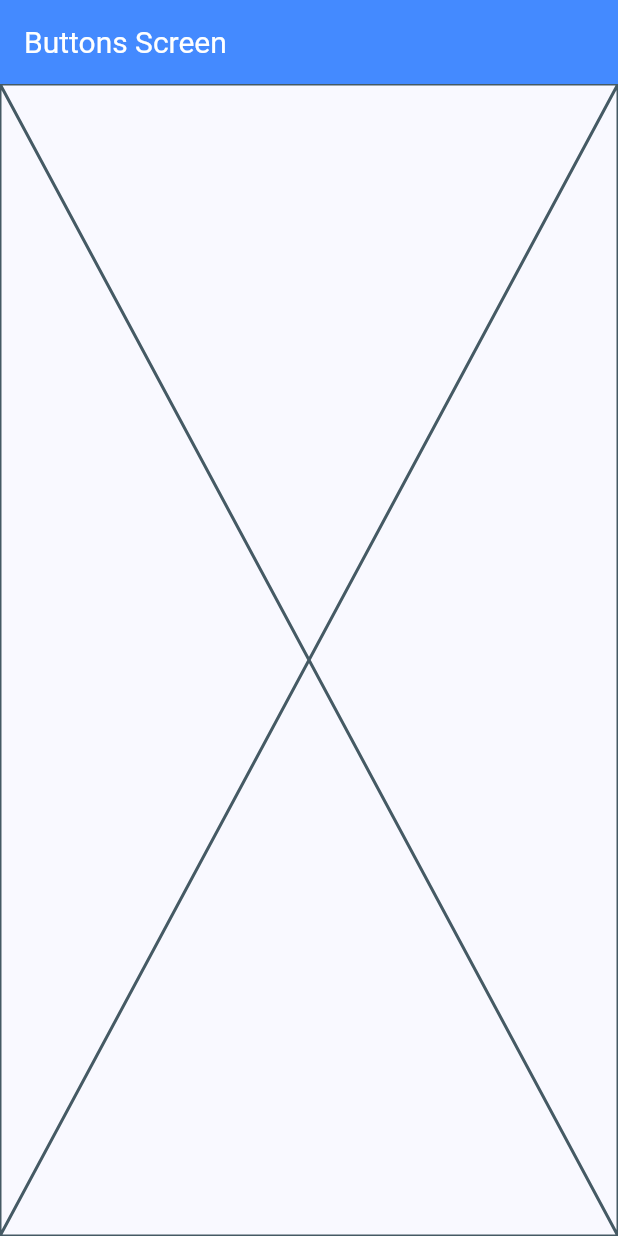
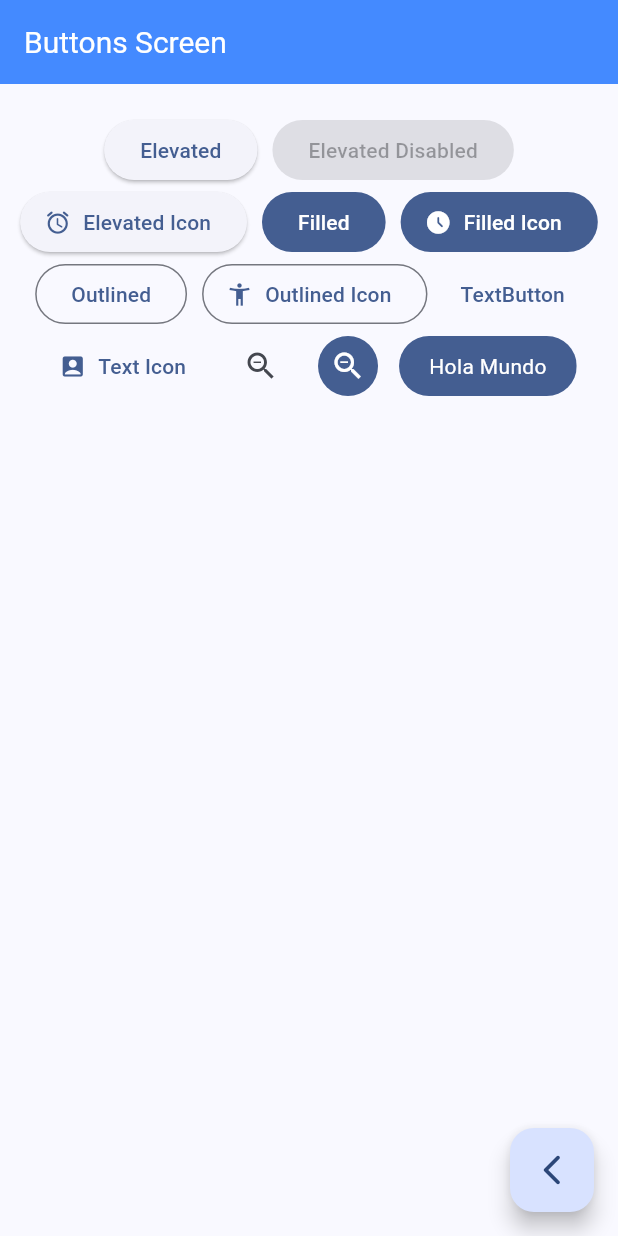
Before and after one commit to oscar-coronel-student/flutter_widgets_app, a Flutter app: the ButtonScreen screen opened by its route, on a phone screen of 412 x 824 dp. Run offline on Flutter 3.47's test engine with Material 3 defaults, Android fonts, the phone set to English and light mode, and no system bars; our stand-ins replace go_router.

Commit message:
Buttons Screen Finish

```diff
--- a/lib/presentation/screens/button_screen.dart
+++ b/lib/presentation/screens/button_screen.dart
@@ -1,4 +1,5 @@
 import 'package:flutter/material.dart';
+import 'package:go_router/go_router.dart';
 
 
 class ButtonScreen extends StatelessWidget {
@@ -13,7 +14,106 @@
       appBar: AppBar(
         title: const Text('Buttons Screen'),
       ),
-      body: const Placeholder(),
+      body: const _ButtonView(),
+      floatingActionButton: FloatingActionButton(
+        onPressed: () {
+          context.pop();
+        },
+        child: const Icon( Icons.arrow_back_ios_new_rounded ),
+      )
     );
   }
 }
+
+class _ButtonView extends StatelessWidget {
+
+  const _ButtonView();
+
+  @override
+  Widget build(BuildContext context) {
+
+    final colorTheme = Theme.of(context).colorScheme;
+
+    return SizedBox(
+      width: double.infinity,
+      child: Padding(
+        padding: const EdgeInsets.symmetric(horizontal: 10.0, vertical: 20.0),
+        child: Wrap(
+          spacing: 10,
+          crossAxisAlignment: WrapCrossAlignment.center,
+          alignment: WrapAlignment.center,
+          children: [
+            ElevatedButton(onPressed: () {}, child: const Text('Elevated')),
+            const ElevatedButton(onPressed: null, child: Text('Elevated Disabled')),
+            ElevatedButton.icon(
+              onPressed: () {},
+              icon: const Icon(Icons.access_alarm_rounded),
+              label: const Text('Elevated Icon')
+            ),
+            FilledButton(onPressed: () {}, child: const Text('Filled')),
+            FilledButton.icon(
+              onPressed: (){},
+              icon: const Icon( Icons.access_time_filled_rounded ),
+              label: const Text('Filled Icon')
+            ),
+            OutlinedButton(onPressed: (){}, child: const Text('Outlined')),
+            OutlinedButton.icon(
+              onPressed: (){},
+              icon: const Icon( Icons.accessibility_new_outlined ),
+              label: const Text('Outlined Icon')
+            ),
+            TextButton(onPressed: (){}, child: const Text('TextButton')),
+            TextButton.icon(
+              onPressed: (){},
+              icon: const Icon(Icons.account_box),
+              label: const Text('Text Icon')
+            ),
+            // TODO: custom button
+            IconButton(onPressed: (){}, icon: const Icon( Icons.zoom_out )),
+            IconButton(
+              onPressed: (){},
+              icon: const Icon( Icons.zoom_out ),
+              style: ButtonStyle(
+                backgroundColor: WidgetStatePropertyAll( colorTheme.primary ),
+                iconColor: const WidgetStatePropertyAll( Colors.white )
+              ),
+            ),
+            const CustomButton()
+          ],
+        ),
+      ),
+    );
+  }
+
+}
+
+class CustomButton extends StatelessWidget {
+
+  const CustomButton({
+    super.key,
+  });
+
+  @override
+  Widget build(BuildContext context) {
+
+    final colorsTheme = Theme.of(context).colorScheme;
+
+    return ClipRRect(
+      borderRadius: BorderRadius.circular(20.0),
+      child: Material(
+        color: colorsTheme.primary,
+        child: InkWell(
+          onTap: (){},
+          child: const Padding(
+            padding: EdgeInsets.symmetric(horizontal: 20, vertical: 10),
+            child: Text(
+              'Hola Mundo',
+              style: TextStyle( color: Colors.white ),
+            ),
+          ),
+        ),
+      ),
+    );
+  }
+
+}
```
